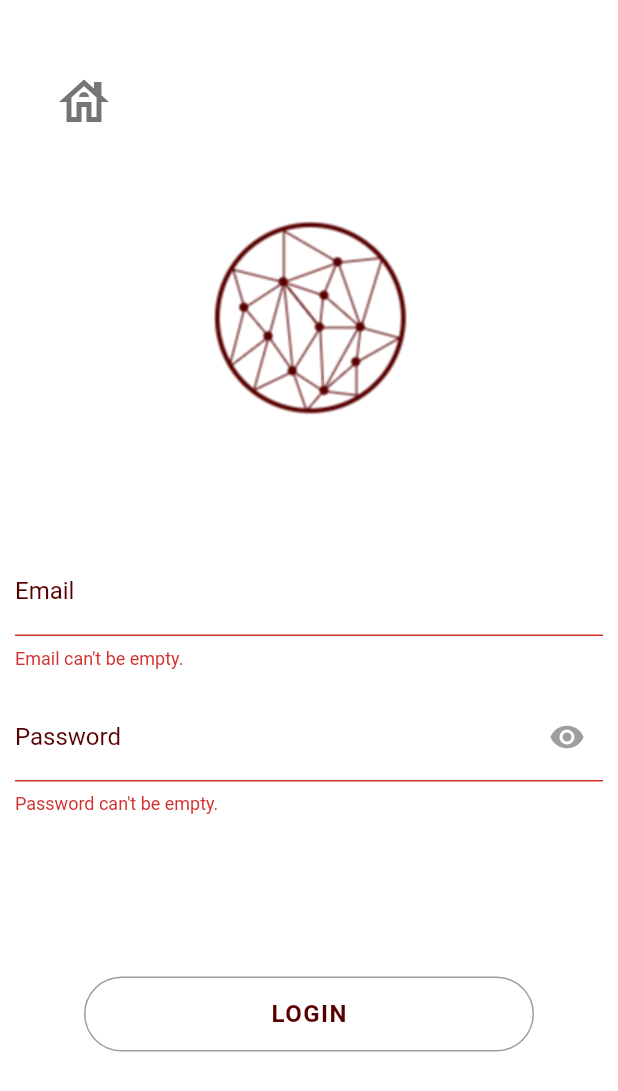
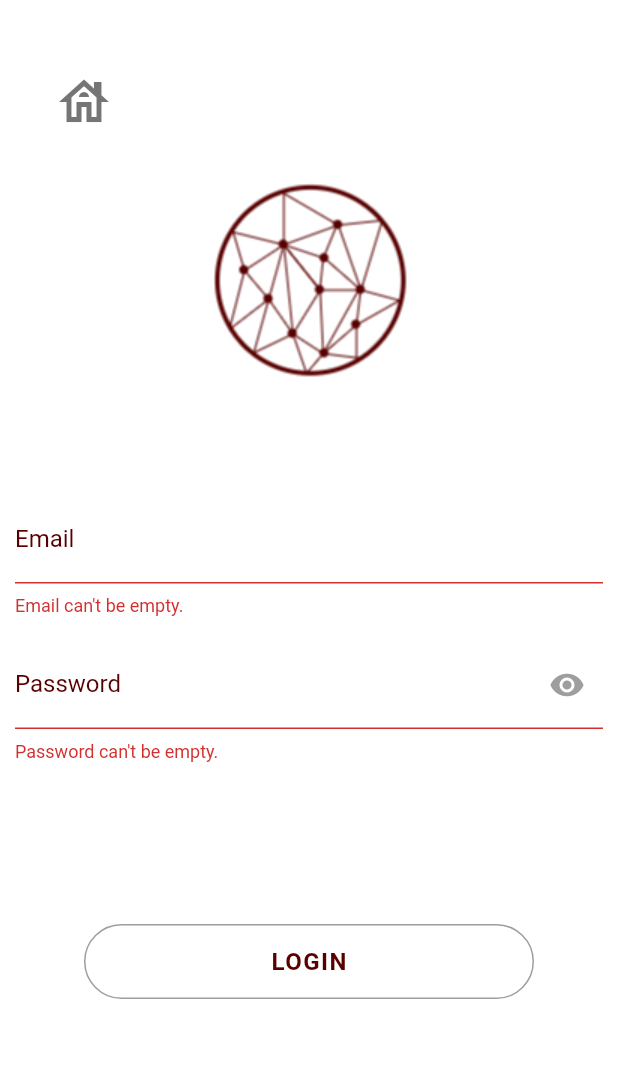
Before and after one commit to FEUP-ESOF-2020-21/open-cx-t3g4, a Flutter app: the LoginPage screen opened directly, after a tap on "LOGIN", on a phone screen of 412 x 824 dp. Shown: the top 1091 px of the screen. Run offline on Flutter 3.47's test engine with Material 2 defaults, Android fonts, the phone set to English and light mode, and no system bars; our stand-ins replace email_validator, firebase_auth; accounts and stored records are empty; Roboto replaces fonts that are missing (Montserrat).

Commit message:
update login with email on firebase and update sign up with valid email

```diff
--- a/lobby_jump/lib/login_page.dart
+++ b/lobby_jump/lib/login_page.dart
@@ -40,12 +40,12 @@ class _LoginPageState extends State<LoginPage> {
                     ? Colors.black
                     : Color.fromRGBO(88, 0, 0, 1))),
         autocorrect: false,
-        onChanged: (value) => _email = value,
+        onChanged: (value) => _email = value.trim(),
         validator: (value) {
           if (value.isEmpty) {
             return 'Email can\'t be empty.';
           }
-          if (!value.contains(
+          if (value.contains(
               r'^(([^<>()[\]\\.,;:\s@\"]+(\.[^<>()[\]\\.,;:\s@\"]+)*)|(\".+\"))@((\[[0-9]{1,3}\.[0-9]{1,3}\.[0-9]{1,3}\.[0-9]{1,3}\])|(([a-zA-Z\-0-9]+\.)+[a-zA-Z]{2,}))$')) {
             return 'Invalid Email';
           }
@@ -93,7 +93,6 @@ class _LoginPageState extends State<LoginPage> {
     });
   }
 
-
   bool validateAndSave() {
     final form = _formKey.currentState;
     if (form.validate()) {
@@ -104,19 +103,22 @@ class _LoginPageState extends State<LoginPage> {
   }
 
   void validateAndSubmit() async {
+    String userId = '';
     try {
       if (validateAndSave()) {
-        auth.signIn(_email, _password);
-
+        userId = await auth.signIn(_email, _password);
+        if (userId.length > 0 && userId != null) {
           _updateAuthStatus(AuthStatus.signedIn);
           Navigator.pushReplacement(
             context,
             MaterialPageRoute(
                 builder: (context) => HomePage(
                       auth: auth,
-                    onSignOut: () => _updateAuthStatus(AuthStatus.notSignedIn),
+                      onSignOut: () =>
+                          _updateAuthStatus(AuthStatus.notSignedIn),
                     )),
           );
+        }
       }
     } catch (e) {
       print(e);
@@ -144,8 +146,7 @@ class _LoginPageState extends State<LoginPage> {
             ),
             Container(
               child: Image.asset('lib/images/symbol.png'),
-              padding:
-                  EdgeInsets.only(bottom: 10, top: 30, left: 10, right: 10),
+              padding: EdgeInsets.only(top: 5, left: 10, right: 10),
             ),
             Container(
                 padding: EdgeInsets.only(left: 10, right: 10, bottom: 100),
```
Also changed, not shown: lobby_jump/lib/register_page.dart (+22 -8 lines). Lines whose indentation alone changed are shown as unchanged.
